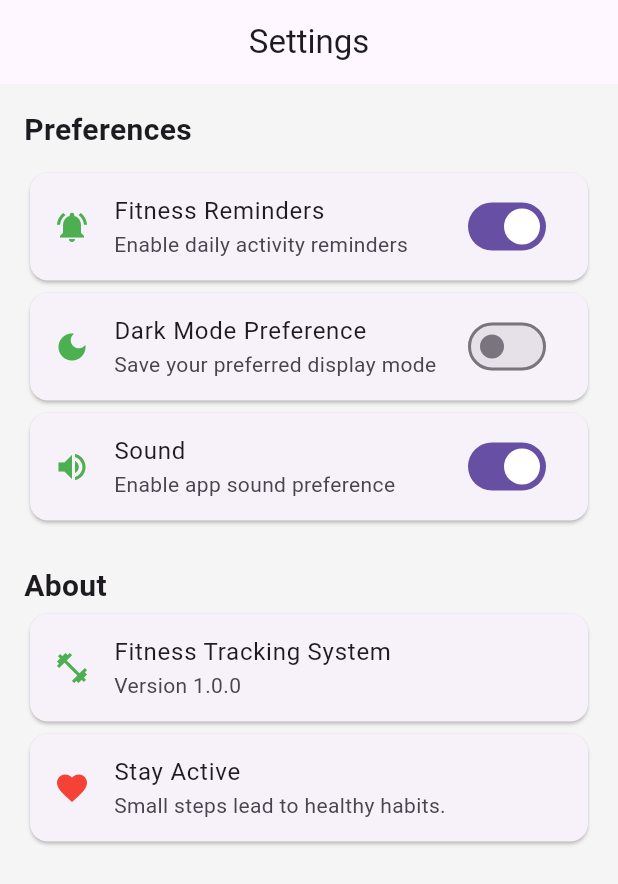
After one commit to gadaraboinadeepika/fitness-tracking-system, a Flutter app: the SettingsScreen screen opened directly, on a phone screen of 412 x 824 dp. The commit adds this screen. Shown: the top 884 px of the screen. Run offline on Flutter 3.47's test engine with Material 3 defaults, Android fonts, the phone set to English and light mode, and no system bars.

Commit message:
Add fitness settings screen

```diff
--- a/lib/main.dart
+++ b/lib/main.dart
@@ -6,6 +6,7 @@ import 'water_tracker_screen.dart';
 import 'workout_timer_screen.dart';
 import 'profile_screen.dart';
 import 'workout_history_screen.dart';
+import 'settings_screen.dart';
 
 void main() {
   runApp(const FitnessTrackingApp());
@@ -48,6 +49,7 @@ class _MainNavigationScreenState
     WorkoutTimerScreen(),
     ProfileScreen(),
     WorkoutHistoryScreen(),
+    SettingsScreen(),
   ];
 
   @override
@@ -91,6 +93,10 @@ class _MainNavigationScreenState
           BottomNavigationBarItem(
             icon: Icon(Icons.history),
             label: 'History',
+          ),
+          BottomNavigationBarItem(
+            icon: Icon(Icons.settings),
+            label: 'Settings',
           ),
         ],
       ),
--- /dev/null
+++ b/lib/settings_screen.dart
@@ -0,0 +1,123 @@
+
+import 'package:flutter/material.dart';
+
+class SettingsScreen extends StatefulWidget {
+  const SettingsScreen({super.key});
+
+  @override
+  State<SettingsScreen> createState() =>
+      _SettingsScreenState();
+}
+
+class _SettingsScreenState extends State<SettingsScreen> {
+  bool remindersEnabled = true;
+  bool darkModeEnabled = false;
+  bool soundEnabled = true;
+
+  @override
+  Widget build(BuildContext context) {
+    return Scaffold(
+      appBar: AppBar(
+        title: const Text('Settings'),
+        centerTitle: true,
+      ),
+      body: ListView(
+        padding: const EdgeInsets.all(16),
+        children: [
+          const Text(
+            'Preferences',
+            style: TextStyle(
+              fontSize: 20,
+              fontWeight: FontWeight.bold,
+            ),
+          ),
+          const SizedBox(height: 10),
+          Card(
+            child: SwitchListTile(
+              secondary: const Icon(
+                Icons.notifications_active,
+                color: Colors.green,
+              ),
+              title: const Text('Fitness Reminders'),
+              subtitle: const Text(
+                'Enable daily activity reminders',
+              ),
+              value: remindersEnabled,
+              onChanged: (value) {
+                setState(() {
+                  remindersEnabled = value;
+                });
+              },
+            ),
+          ),
+          Card(
+            child: SwitchListTile(
+              secondary: const Icon(
+                Icons.dark_mode,
+                color: Colors.green,
+              ),
+              title: const Text('Dark Mode Preference'),
+              subtitle: const Text(
+                'Save your preferred display mode',
+              ),
+              value: darkModeEnabled,
+              onChanged: (value) {
+                setState(() {
+                  darkModeEnabled = value;
+                });
+              },
+            ),
+          ),
+          Card(
+            child: SwitchListTile(
+              secondary: const Icon(
+                Icons.volume_up,
+                color: Colors.green,
+              ),
+              title: const Text('Sound'),
+              subtitle: const Text(
+                'Enable app sound preference',
+              ),
+              value: soundEnabled,
+              onChanged: (value) {
+                setState(() {
+                  soundEnabled = value;
+                });
+              },
+            ),
+          ),
+          const SizedBox(height: 25),
+          const Text(
+            'About',
+            style: TextStyle(
+              fontSize: 20,
+              fontWeight: FontWeight.bold,
+            ),
+          ),
+          const Card(
+            child: ListTile(
+              leading: Icon(
+                Icons.fitness_center,
+                color: Colors.green,
+              ),
+              title: Text('Fitness Tracking System'),
+              subtitle: Text('Version 1.0.0'),
+            ),
+          ),
+          const Card(
+            child: ListTile(
+              leading: Icon(
+                Icons.favorite,
+                color: Colors.red,
+              ),
+              title: Text('Stay Active'),
+              subtitle: Text(
+                'Small steps lead to healthy habits.',
+              ),
+            ),
+          ),
+        ],
+      ),
+    );
+  }
+}
```
